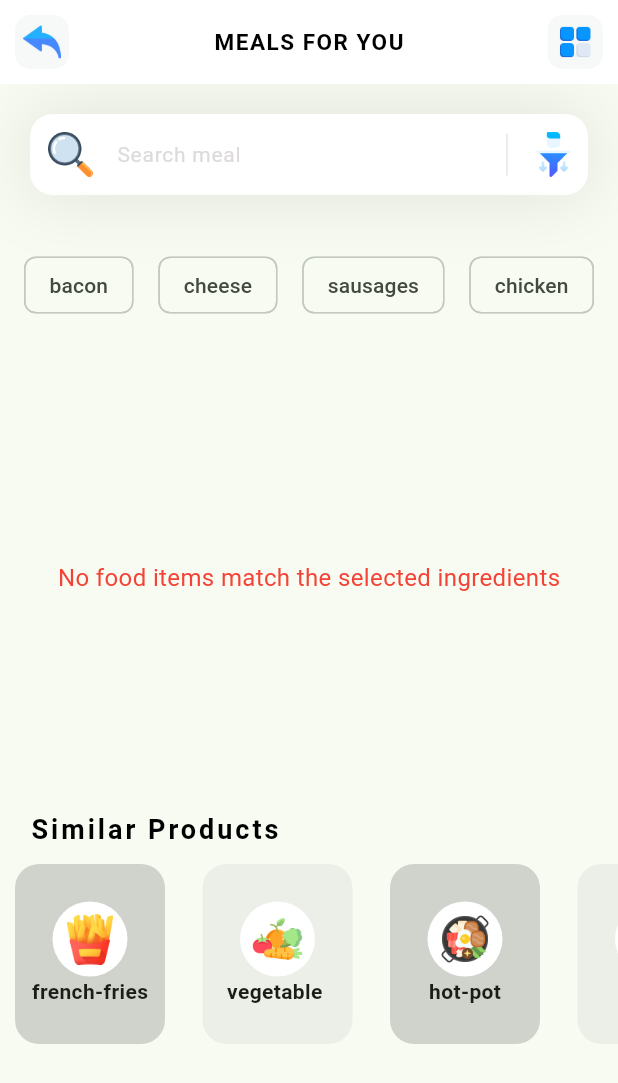
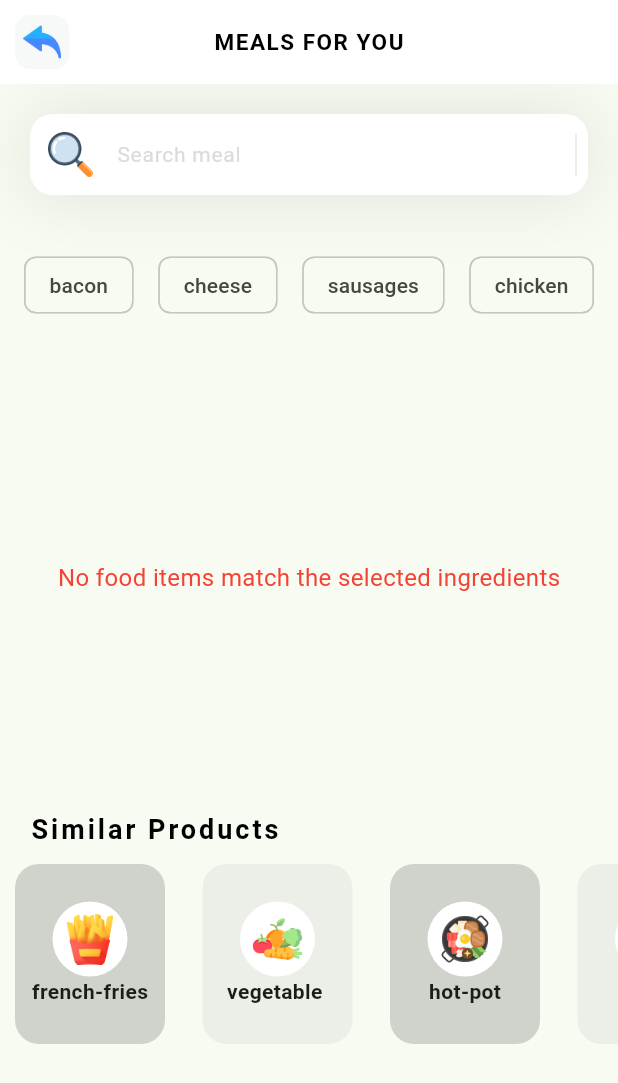
Before and after one commit to madushanmac/histamate, a Flutter app: the Foods screen opened directly, on a phone screen of 412 x 824 dp. Shown: the top 1083 px of the screen. Run offline on Flutter 3.47's test engine with Material 3 defaults, Android fonts, the phone set to English and light mode, and no system bars; our stand-ins replace animated_text_kit, cloud_firestore, custom_rating_bar, firebase_auth, firebase_core, google_fonts and 2 more; missing offline and left inert: flutter_gemini_bot, page_animation_transition; accounts and stored records are empty.

Commit message:
fixed bugs

```diff
--- a/lib/pages/calender_screen.dart
+++ b/lib/pages/calender_screen.dart
@@ -201,7 +201,7 @@ class _CalendarScreenState extends State<CalendarScreen> {
 
   Color _getStatusColor(String status) {
     switch (status) {
-      case 'high':
+      case 'Headache':
         return Colors.red;
       case 'medium':
         return Colors.orange;
@@ -276,8 +276,9 @@ class _CalendarScreenState extends State<CalendarScreen> {
         child: DropdownButtonFormField<String>(
           value: _selectedStatus,
           items: [
-            DropdownMenuItem(value: 'high', child: Text('High')),
+            DropdownMenuItem(value: 'high', child: Text('Headache')),
             DropdownMenuItem(value: 'medium', child: Text('Medium')),
+            DropdownMenuItem(value: 'low', child: Text('Low')),
             DropdownMenuItem(value: 'low', child: Text('Low')),
           ],
           onChanged: (value) {
--- a/lib/pages/foods.dart
+++ b/lib/pages/foods.dart
@@ -74,11 +74,11 @@ class _FoodsState extends State<Foods> {
   void _toggleIngredientSelection(String ingredient) {
     setState(() {
       if (selectedIngredients.contains(ingredient)) {
-        selectedIngredients.remove(ingredient); // Remove if already selected
+        selectedIngredients.remove(ingredient);
       } else {
-        selectedIngredients.add(ingredient); // Add if not already selected
+        selectedIngredients.add(ingredient);
       }
-      _fetchFilteredPosts(); // Fetch posts based on the updated selection
+      _fetchFilteredPosts();
     });
   }
 
@@ -231,7 +231,7 @@ class _FoodsState extends State<Foods> {
                     size: 15,
                     initialRating: post['rating'] ?? 0,
                     maxRating: 5,
-                    emptyIcon: Icons.star_border,
+                    emptyIcon: Icons.star,
                     filledColor: Colors.orange,
                     emptyColor: Colors.grey,
                     halfFilledColor: Colors.orangeAccent,
@@ -288,25 +288,7 @@ class _FoodsState extends State<Foods> {
         ),
       ),
       actions: [
-        GestureDetector(
-          onTap: () async {
-            await FirebaseAuth.instance.signOut();
-          },
-          child: Container(
-            margin: const EdgeInsets.all(10),
-            alignment: Alignment.center,
-            width: 37,
-            decoration: BoxDecoration(
-              color: const Color(0xffF7F8F8),
-              borderRadius: BorderRadius.circular(10),
-            ),
-            child: Image.asset(
-              'assets/icons/application.png',
-              height: 25,
-              width: 25,
-            ),
-          ),
-        ),
+
       ],
     );
   }
@@ -351,13 +333,7 @@ class _FoodsState extends State<Foods> {
                     endIndent: 10,
                     thickness: 0.1,
                   ),
-                  Padding(
-                    padding: const EdgeInsets.all(8.0),
-                    child: Image.asset(
-                      'assets/icons/filter.png',
-                      width: 30,
-                    ),
-                  ),
+
                 ],
               ),
             ),
--- a/lib/pages/register_screen.dart
+++ b/lib/pages/register_screen.dart
@@ -93,7 +93,7 @@ class _RegisterScreenState extends State<RegisterScreen> {
       case 'weak-password':
         return 'The password is too weak.';
       default:
-        return 'An undefined Error happened.';
+        return 'Provide the required information to register';
     }
   }
 
```
